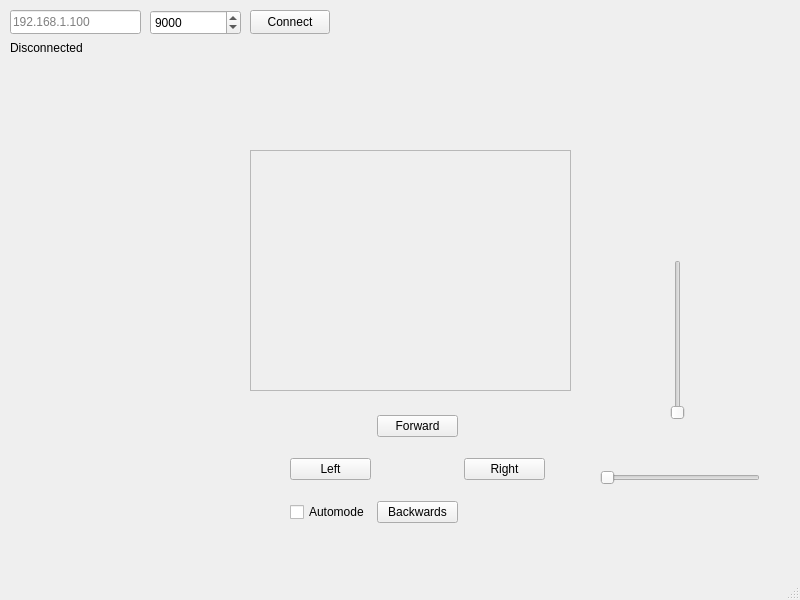
Before: the Qt Designer form pc/qt-client/src/Kyowa/mainwindow.ui in Tugsu-kuna/Kyowa-Qt, drawn with Qt 5.
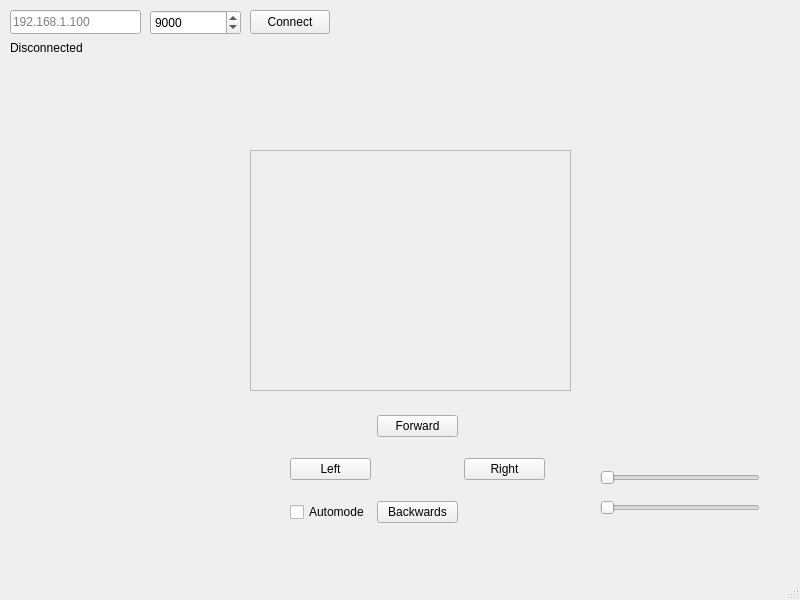
After: the same form once the commit is applied.

Diff of the .ui file:
```diff
--- a/pc/qt-client/src/Kyowa/mainwindow.ui
+++ b/pc/qt-client/src/Kyowa/mainwindow.ui
@@ -173,14 +173,14 @@
    <widget class="QSlider" name="panSlider">
     <property name="geometry">
      <rect>
-      <x>670</x>
-      <y>260</y>
-      <width>16</width>
-      <height>160</height>
+      <x>600</x>
+      <y>500</y>
+      <width>160</width>
+      <height>16</height>
      </rect>
     </property>
     <property name="orientation">
-     <enum>Qt::Orientation::Vertical</enum>
+     <enum>Qt::Orientation::Horizontal</enum>
     </property>
    </widget>
   </widget>
```
